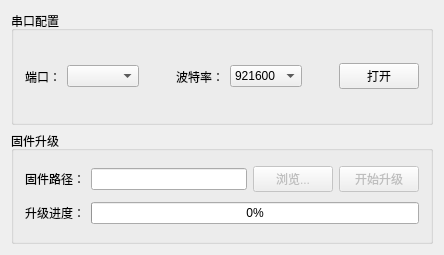
First picture: the form in widget.ui, repository ylongwang2782/wht-update-tool, before the edit.
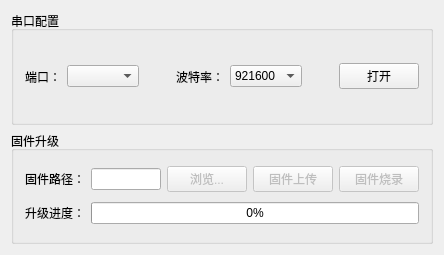
Second picture: the form after the edit.

Commit message: feat: add direct burn functionality and update button states in widget

```diff
--- a/widget.ui
+++ b/widget.ui
@@ -195,7 +195,17 @@
            <bool>false</bool>
           </property>
           <property name="text">
-           <string>开始升级</string>
+           <string>固件上传</string>
+          </property>
+         </widget>
+        </item>
+        <item>
+         <widget class="QPushButton" name="directBurnButton">
+          <property name="enabled">
+           <bool>false</bool>
+          </property>
+          <property name="text">
+           <string>固件烧录</string>
           </property>
          </widget>
         </item>
```
The commit also changes 3 other files.
